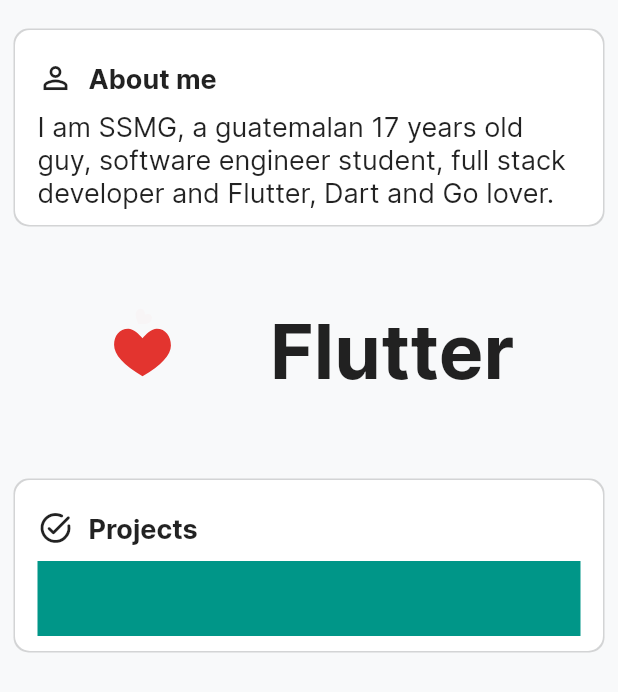
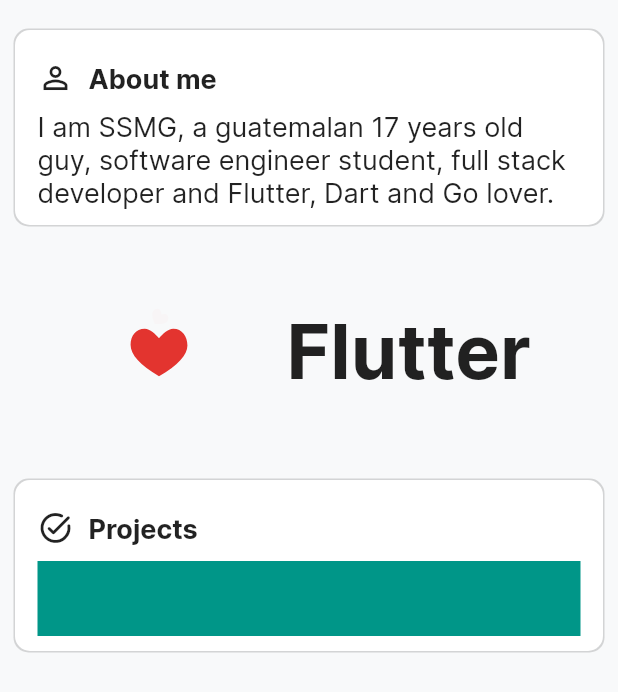
Before and after one commit to ssmgcode/portfolio-flutter, a Flutter app: the PersonalInformation widget shown alone on an empty page, opened directly, on a phone screen of 412 x 824 dp. Shown: the top 692 px of the screen. Run offline on Flutter 3.47's test engine with Material 2 defaults, Android fonts, the phone set to English and light mode, and no system bars; drawn by our look-alikes of animated_text_kit; our stand-ins replace bloc, fluro, flutter_bloc, flutter_svg, get_it, lottie and 1 more; accounts and stored records are empty.

Commit message:
Fix responsize design on Landing Page

```diff
--- a/lib/ui/widgets/favorite_technologies_presentation.dart
+++ b/lib/ui/widgets/favorite_technologies_presentation.dart
@@ -10,13 +10,17 @@
   @override
   Widget build(BuildContext context) {
     return Row(
+      mainAxisAlignment: MainAxisAlignment.center,
+      mainAxisSize: MainAxisSize.min,
       children: <Widget>[
         Lottie.asset(
           'assets/heart_animation.json',
           height: 170,
           width: 170,
         ),
-        DefaultTextStyle.merge(
+        SizedBox(
+          width: 200,
+          child: DefaultTextStyle.merge(
             style: const TextStyle(
               fontSize: 50,
               fontWeight: FontWeight.bold,
@@ -49,6 +53,7 @@
               ],
             ),
           ),
+        ),
       ],
     );
   }
--- a/lib/ui/widgets/personal_information.dart
+++ b/lib/ui/widgets/personal_information.dart
@@ -14,8 +14,9 @@
         vertical: 20,
         horizontal: 10,
       ),
+      child: SizedBox(
+        width: 1000,
         child: Column(
-        crossAxisAlignment: CrossAxisAlignment.start,
           children: <Widget>[
             const CustomCard(
               icon: Icons.person_outline,
@@ -25,7 +26,9 @@
                 'I am SSMG, a guatemalan 17 years old guy, software engineer student, full stack developer and Flutter, Dart and Go lover.',
               ),
             ),
-          const FavoriteTechnoloiesPresentation(),
+            const FittedBox(
+              child: FavoriteTechnoloiesPresentation(),
+            ),
             CustomCard(
               icon: Icons.task_alt_rounded,
               title: 'Projects',
@@ -40,6 +43,7 @@
             ),
           ],
         ),
+      ),
     );
   }
 }
--- a/lib/ui/widgets/ssmg_poster.dart
+++ b/lib/ui/widgets/ssmg_poster.dart
@@ -46,7 +46,8 @@
   @override
   Widget build(BuildContext context) {
     final size = MediaQuery.of(context).size;
-    return SizedBox(
+    return Center(
+      child: SizedBox(
         height: _posterHeight,
         // color: Colors.green,
         child: size.width < _mobileDisplayBreakpoint
@@ -78,8 +79,9 @@
                             'Full Stack Developer',
                             textStyle: TextStyle(
                               color: Colors.white,
-                            fontSize:
-                                size.width < _mobileDisplayBreakpoint ? 20 : 28,
+                              fontSize: size.width < _mobileDisplayBreakpoint
+                                  ? 20
+                                  : 28,
                             ),
                             speed: const Duration(
                               milliseconds: 100,
@@ -122,8 +124,9 @@
                             'Full Stack Developer',
                             textStyle: TextStyle(
                               color: Colors.white,
-                            fontSize:
-                                size.width < _mobileDisplayBreakpoint ? 20 : 28,
+                              fontSize: size.width < _mobileDisplayBreakpoint
+                                  ? 20
+                                  : 28,
                             ),
                             speed: const Duration(
                               milliseconds: 100,
@@ -143,6 +146,7 @@
                   ),
                 ],
               ),
+      ),
     );
   }
 }
```
Lines whose indentation alone changed are shown as unchanged.
